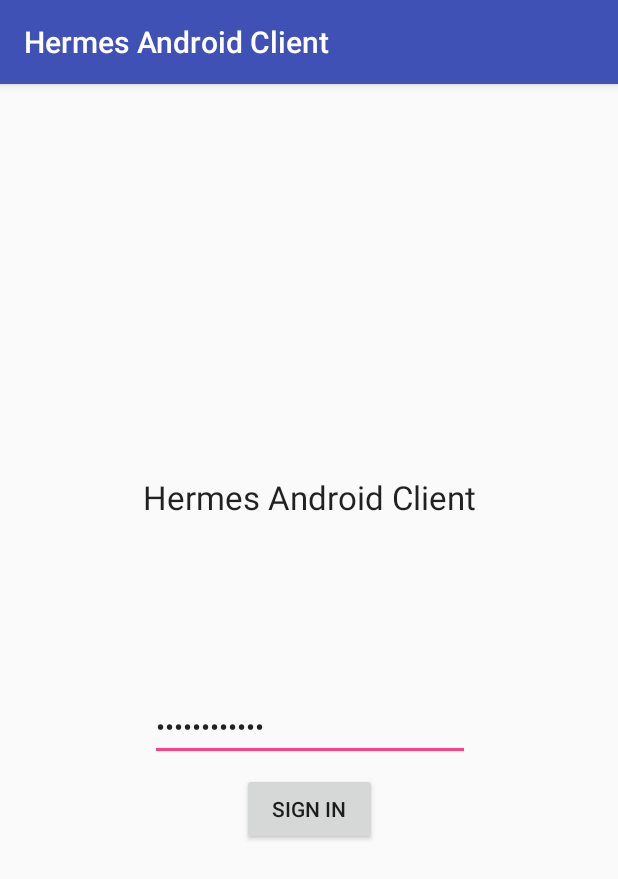
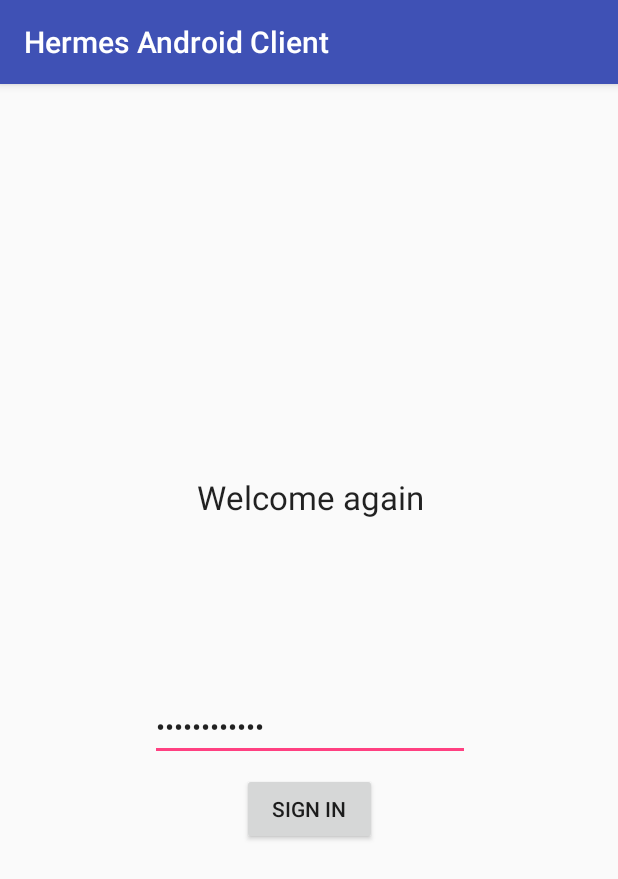
Before and after one commit to ptzianos/hermes, an Android app: the LoginActivity screen opened directly, with no data from a screen before it, on a phone screen of 412 x 824 dp. Shown: the top 879 px of the screen. Run offline under Robolectric (Android 15) with nearby library versions, the phone set to English and light mode, and no system bars.

Commit message:
Fix text at login activity view

```diff
--- a/android-client/app/src/main/res/layout/activity_login.xml
+++ b/android-client/app/src/main/res/layout/activity_login.xml
@@ -17,11 +17,11 @@
 
 
     <TextView
-            android:text="@string/app_name"
+            android:text="@string/welcome"
             android:layout_width="wrap_content"
             android:layout_height="wrap_content"
             android:id="@+id/login_title"
-            tools:text="@string/app_name"
+            tools:text="@string/welcome"
             android:textAppearance="@android:style/TextAppearance.Material.Large"
             android:textAlignment="center"
             android:layout_marginEnd="8dp"
--- a/android-client/app/src/main/res/values/strings.xml
+++ b/android-client/app/src/main/res/values/strings.xml
@@ -4,6 +4,7 @@
     <!-- Strings related to login -->
     <string name="prompt_pin">Pin (123456)</string>
     <string name="action_sign_in">Sign in</string>
+    <string name="welcome">Welcome again</string>
     <string name="error_invalid_email">This pin is incorrect</string>
     <string name="error_field_required">This field is required</string>
     <string name="title_activity_setup">SetupActivity</string>
```
